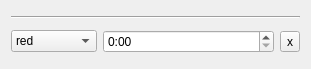
First picture: the form in src/main/dialogwins/alarmitem.ui, repository Icosahunter/speechy-keen, before the edit.
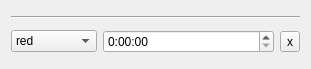
Second picture: the form after the edit.

```diff
--- a/src/main/dialogwins/alarmitem.ui
+++ b/src/main/dialogwins/alarmitem.ui
@@ -70,7 +70,7 @@
    <item row="1" column="1" colspan="2">
     <widget class="QTimeEdit" name="timeEdit">
      <property name="displayFormat">
-      <string>h:mm</string>
+      <string>h:mm:ss</string>
      </property>
     </widget>
    </item>
```
